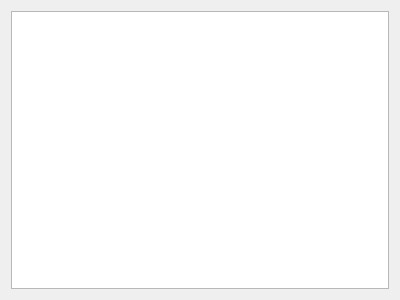
Before: the Qt Designer form fixturewidget.ui in kublasean/LightTriggerQt, drawn with Qt 5.
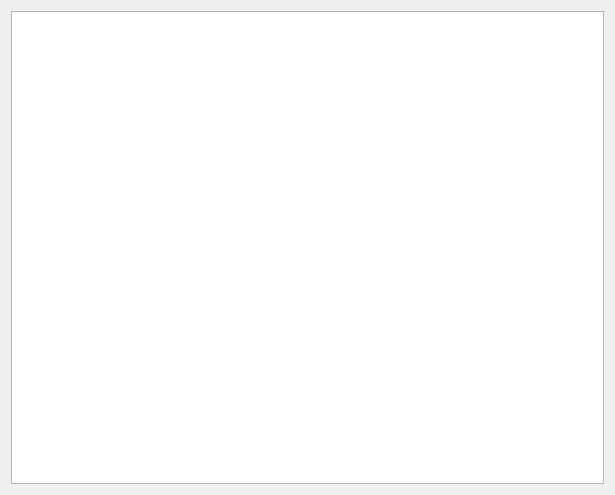
After: the same form once the commit is applied.

```diff
--- a/fixturewidget.ui
+++ b/fixturewidget.ui
@@ -6,8 +6,8 @@
    <rect>
     <x>0</x>
     <y>0</y>
-    <width>400</width>
-    <height>300</height>
+    <width>615</width>
+    <height>495</height>
    </rect>
   </property>
   <property name="windowTitle">
```
